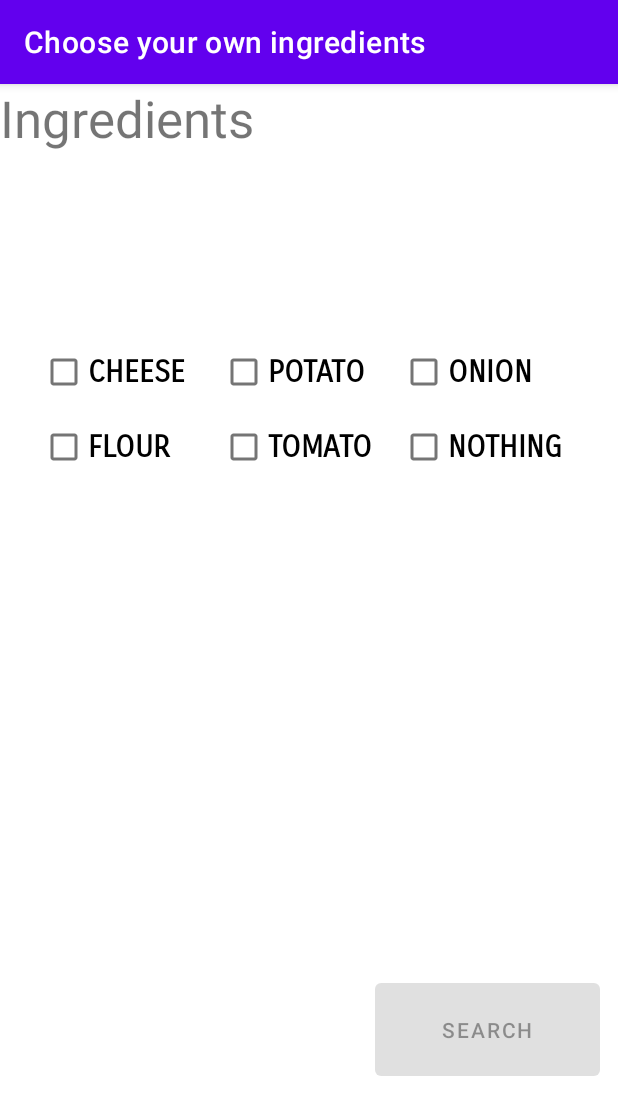
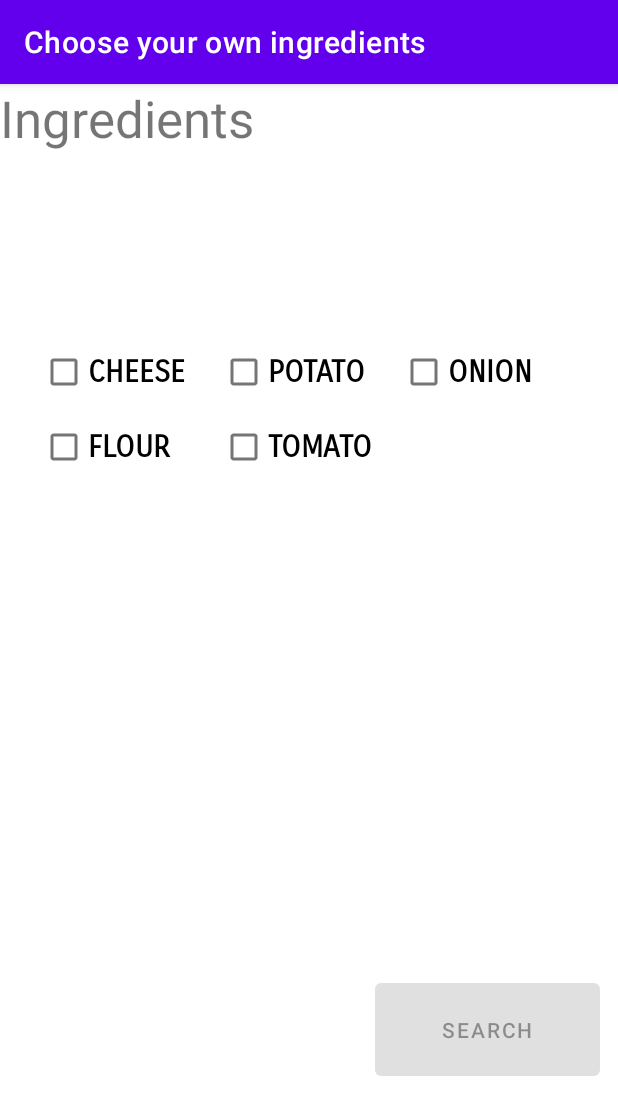
Before and after one commit to KxKaric/quickkitchen_app, an Android app: the screen it shows after launch (HomeActivity), on a phone screen of 412 x 824 dp. Shown: the top 1115 px of the screen. Run offline under Robolectric (Android 15) with nearby library versions, the phone set to English and light mode, and no system bars.

Commit message:
final version for iteration1

```diff
--- a/app/src/main/java/comp3350/quickkitchen/presentation/HomeActivity.java
+++ b/app/src/main/java/comp3350/quickkitchen/presentation/HomeActivity.java
@@ -25,19 +25,19 @@ public class HomeActivity extends AppCompatActivity {
         setContentView(R.layout.activity_home);
         setTitle("Choose your own ingredients");
 
-
+        //assign checkbox
         potatoCheck = findViewById(R.id.potatoBtn);
         cheeseCheck = findViewById(R.id.cheeseBtn);
         flourCheck = findViewById(R.id.flourBtn);
         onionCheck = findViewById(R.id.onionBtn);
         tomatoCheck = findViewById(R.id.tomatoBtn);
-        nothingCheck = findViewById(R.id.nothingBtn); // only for testing
+        //nothingCheck = findViewById(R.id.nothingBtn); // only for debug
 
+        //assign search button
         search = (Button)findViewById(R.id.searchBtn);
-        search.setEnabled(false);
+        search.setEnabled(false); //initially disabled
 
-        result = new ArrayList<>();
-
+        result = new ArrayList<>(); // an arrayList to store the user selected ingredients
 
         potatoCheck.setOnClickListener(new View.OnClickListener() {
             @Override
@@ -47,10 +47,8 @@ public class HomeActivity extends AppCompatActivity {
                 else
                     result.remove(potatoCheck.getText().toString());
                 checkList();
-
             }
         });
-
         cheeseCheck.setOnClickListener(new View.OnClickListener() {
             @Override
             public void onClick(View view) {
@@ -61,7 +59,6 @@ public class HomeActivity extends AppCompatActivity {
                 checkList();
             }
         });
-
         onionCheck.setOnClickListener(new View.OnClickListener() {
             @Override
             public void onClick(View view) {
@@ -72,7 +69,6 @@ public class HomeActivity extends AppCompatActivity {
                 checkList();
             }
         });
-
         flourCheck.setOnClickListener(new View.OnClickListener() {
             @Override
             public void onClick(View view) {
@@ -83,7 +79,6 @@ public class HomeActivity extends AppCompatActivity {
                 checkList();
             }
         });
-
         tomatoCheck.setOnClickListener(new View.OnClickListener() {
             @Override
             public void onClick(View view) {
@@ -95,21 +90,26 @@ public class HomeActivity extends AppCompatActivity {
             }
         });
 
-        nothingCheck.setOnClickListener(new View.OnClickListener() {
-            @Override
-            public void onClick(View view) {
-                if(nothingCheck.isChecked())
-                    result.add(nothingCheck.getText().toString());
-                else
-                    result.remove(nothingCheck.getText().toString());
-                checkList();
-            }
-        });
+        //only for debug
+//        nothingCheck.setOnClickListener(new View.OnClickListener() {
+//            @Override
+//            public void onClick(View view) {
+//                if(nothingCheck.isChecked())
+//                    result.add(nothingCheck.getText().toString());
+//                else
+//                    result.remove(nothingCheck.getText().toString());
+//                checkList();
+//            }
+//        });
 
     }
 
     public ArrayList<String> getResult(){return result;}
 
+    //checkList
+    // : to check whether the user selected at least one ingredients
+    // : if so, search button is enabled.
+    //
     private void checkList(){
         if(result.isEmpty())
             search.setEnabled(false);
@@ -118,9 +118,6 @@ public class HomeActivity extends AppCompatActivity {
     }
 
     public void buttonSearchOnclick(View v){
-
-        // Log.d("a",result.toString());
-
         Intent i = new Intent(this, RecipeListActivity.class);
         i.putExtra("result",result);
         startActivity(i);
--- a/app/src/main/res/layout/activity_home.xml
+++ b/app/src/main/res/layout/activity_home.xml
@@ -86,17 +86,6 @@
                 android:textSize="20sp"
                 android:textStyle="bold" />
 
-            <CheckBox
-                android:id="@+id/nothingBtn"
-                style="@android:style/Widget.CompoundButton.CheckBox"
-                android:layout_width="120dp"
-                android:layout_height="50dp"
-                android:checked="false"
-                android:fontFamily="sans-serif-smallcaps"
-                android:text="NOTHING"
-                android:textSize="20sp"
-                android:textStyle="bold" />
-
         </GridLayout>
 
         <Button
```
Also changed, not shown: app/src/main/java/comp3350/quickkitchen/presentation/InstructionsActivity.java (+1 -8 lines), app/src/main/java/comp3350/quickkitchen/presentation/RecipeListActivity.java (+24 -27 lines).
